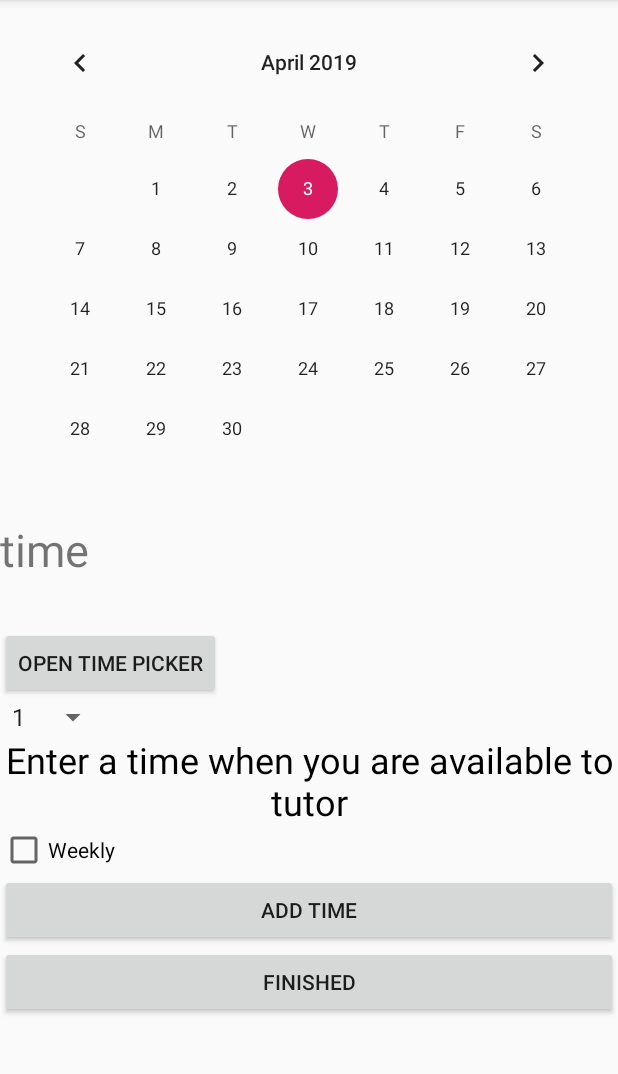
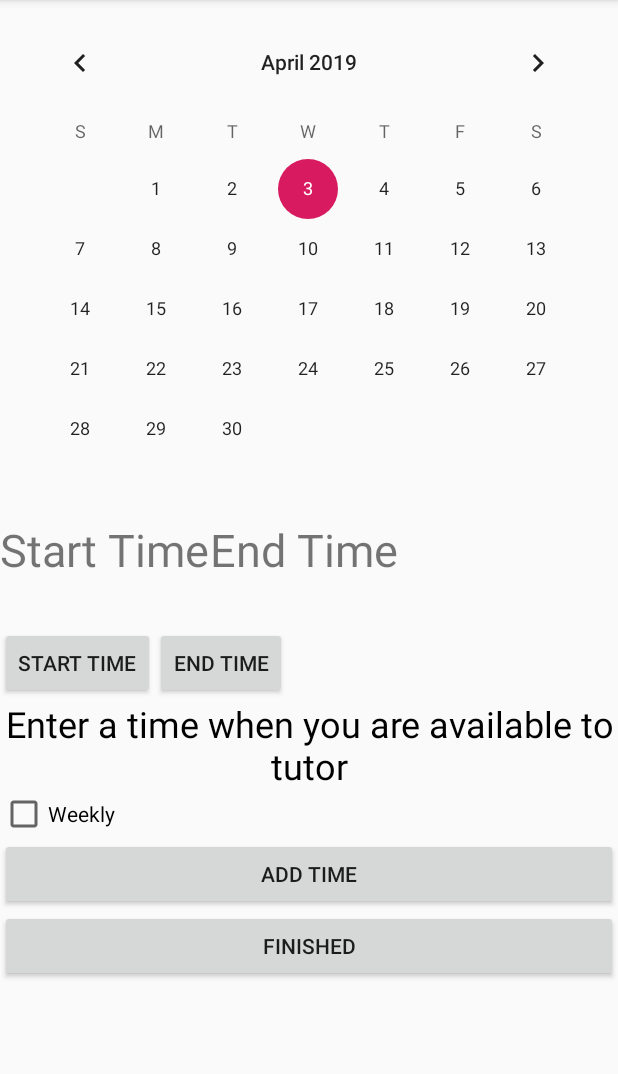
Before and after one commit to DanukGOAT/Android_Apps4Good, an Android app: the CalendarDisplay screen opened directly, with no data from a screen before it, on a phone screen of 412 x 824 dp, the part 84-1158 px from its top. Run offline under Robolectric (Android 15) with nearby library versions, the phone set to English and light mode, and no system bars.

Commit message:
Ello Mates

```diff
--- a/app/src/main/java/com/example/exampleapp/CalendarDisplay.java
+++ b/app/src/main/java/com/example/exampleapp/CalendarDisplay.java
@@ -14,7 +14,6 @@ import android.widget.TimePicker;
 
 public class CalendarDisplay extends AppCompatActivity implements TimePickerDialog.OnTimeSetListener {
     public String date="";
-
     @Override
     protected void onCreate(Bundle savedInstanceState) {
         super.onCreate(savedInstanceState);
--- a/app/src/main/res/layout/activity_calendar_display.xml
+++ b/app/src/main/res/layout/activity_calendar_display.xml
@@ -27,6 +27,22 @@
                 app:layout_constraintEnd_toEndOf="parent"
                 app:layout_constraintStart_toStartOf="parent"
                 app:layout_constraintTop_toTopOf="parent" />
+
+            <LinearLayout
+                android:layout_width="match_parent"
+                android:layout_height="wrap_content"
+                android:orientation="horizontal">
+
+                <TextView
+                    android:id="@+id/textView2"
+                    android:layout_width="wrap_content"
+                    android:layout_height="wrap_content"
+                    android:layout_above="@id/button"
+                    android:layout_centerHorizontal="true"
+                    android:layout_marginBottom="31dp"
+                    android:text="Start Time"
+                    android:textSize="30sp" />
+
                 <TextView
                     android:id="@+id/textView"
                     android:layout_width="wrap_content"
@@ -34,8 +50,22 @@
                     android:layout_above="@id/button"
                     android:layout_centerHorizontal="true"
                     android:layout_marginBottom="31dp"
-                android:text="time"
+                    android:text="End Time"
                     android:textSize="30sp" />
+            </LinearLayout>
+
+            <LinearLayout
+                android:layout_width="match_parent"
+                android:layout_height="match_parent"
+                android:orientation="horizontal">
+
+                <Button
+                    android:id="@+id/button2"
+                    android:layout_width="wrap_content"
+                    android:layout_height="wrap_content"
+                    android:layout_centerHorizontal="true"
+                    android:layout_centerVertical="true"
+                    android:text="Start Time" />
 
                 <Button
                     android:id="@+id/button"
@@ -43,12 +73,9 @@
                     android:layout_height="wrap_content"
                     android:layout_centerHorizontal="true"
                     android:layout_centerVertical="true"
-                android:text="open time picker" />
-            <Spinner
-                android:id="@+id/spinner"
-                android:layout_width="wrap_content"
-                android:layout_height="wrap_content"
-                android:entries="@array/hour" />
+                    android:text="End Time" />
+
+            </LinearLayout>
 
             <TextView
                 android:id="@+id/calendarCaption"
```
Lines whose indentation alone changed are shown as unchanged.
